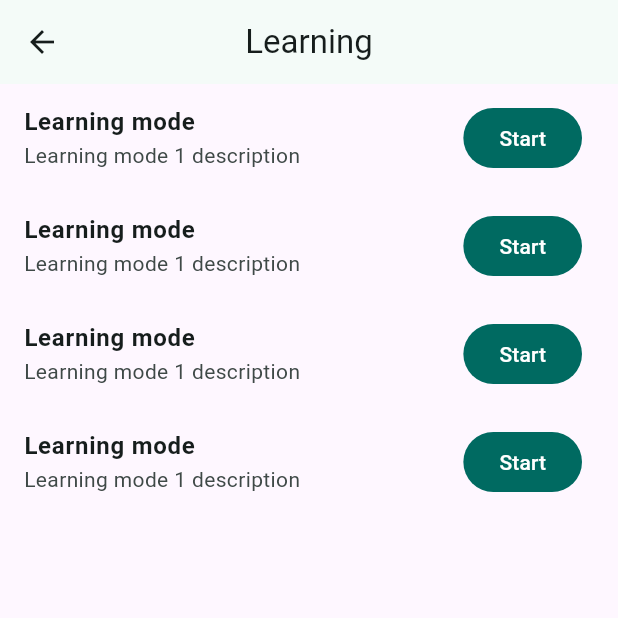
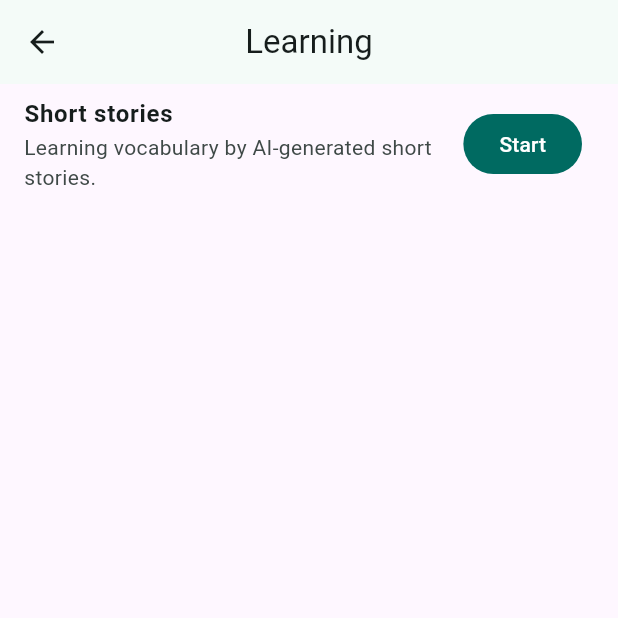
Before and after one commit to danhdelrey/vocabnotes, a Flutter app: the LearningScreen screen opened directly, on a phone screen of 412 x 824 dp, the top half of it. Run offline on Flutter 3.47's test engine with Material 3 defaults, Android fonts, the phone set to English and light mode, and no system bars; our stand-ins replace bloc, equatable, floor, flutter_bloc, google_generative_ai, hugeicons and 2 more; missing offline and left inert: free_english_dictionary; accounts and stored records are empty; generated files the repository leaves out were written again.

Commit message:
learning

```diff
--- a/lib/common/screens/learning_screen.dart
+++ b/lib/common/screens/learning_screen.dart
@@ -15,64 +15,13 @@ class LearningScreen extends StatelessWidget {
           children: [
             ListTile(
               title: Text(
-                'Learning mode',
+                'Short stories',
                 maxLines: 1,
                 overflow: TextOverflow.ellipsis,
                 style: const TextStyle().copyWith(fontWeight: FontWeight.bold),
               ),
               subtitle: const Text(
-                'Learning mode 1 description',
-                maxLines: 2,
-                overflow: TextOverflow.ellipsis,
-              ),
-              trailing: FilledButton(
-                onPressed: () {},
-                child: const Text('Start'),
-              ),
-            ),
-            ListTile(
-              title: Text(
-                'Learning mode',
-                maxLines: 1,
-                overflow: TextOverflow.ellipsis,
-                style: const TextStyle().copyWith(fontWeight: FontWeight.bold),
-              ),
-              subtitle: const Text(
-                'Learning mode 1 description',
-                maxLines: 2,
-                overflow: TextOverflow.ellipsis,
-              ),
-              trailing: FilledButton(
-                onPressed: () {},
-                child: const Text('Start'),
-              ),
-            ),
-            ListTile(
-              title: Text(
-                'Learning mode',
-                maxLines: 1,
-                overflow: TextOverflow.ellipsis,
-                style: const TextStyle().copyWith(fontWeight: FontWeight.bold),
-              ),
-              subtitle: const Text(
-                'Learning mode 1 description',
-                maxLines: 2,
-                overflow: TextOverflow.ellipsis,
-              ),
-              trailing: FilledButton(
-                onPressed: () {},
-                child: const Text('Start'),
-              ),
-            ),
-            ListTile(
-              title: Text(
-                'Learning mode',
-                maxLines: 1,
-                overflow: TextOverflow.ellipsis,
-                style: const TextStyle().copyWith(fontWeight: FontWeight.bold),
-              ),
-              subtitle: const Text(
-                'Learning mode 1 description',
+                'Learning vocabulary by AI-generated short stories.',
                 maxLines: 2,
                 overflow: TextOverflow.ellipsis,
               ),
```
Also changed, not shown: lib/features/lookup/presentation/screens/lookup_word_information_screen.dart (+1 -20 lines).
